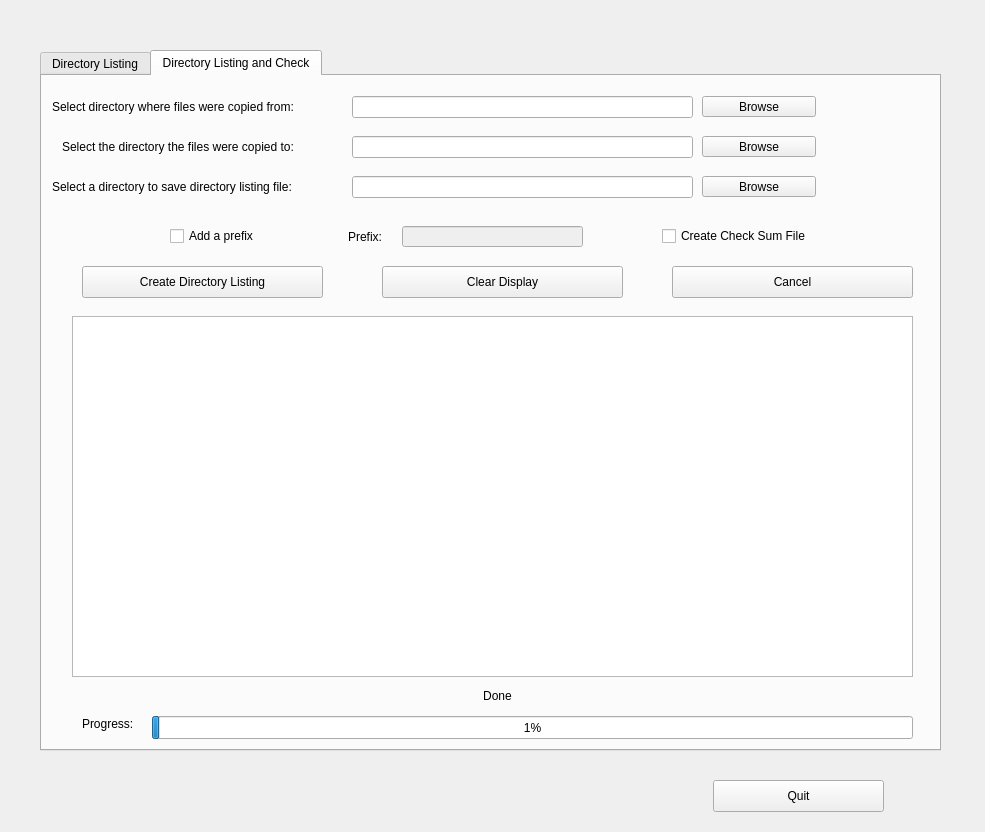
Qt form dir_listing_gui.ui (andrew-stevens28/directory_listing) before a commit.
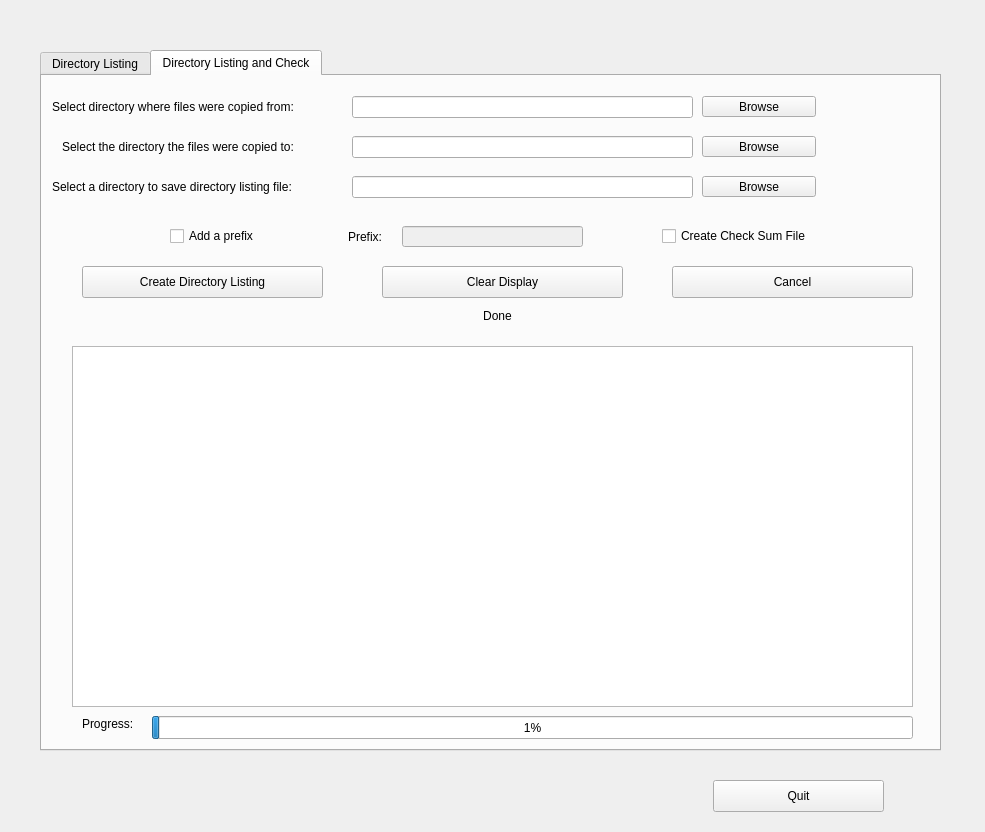
The same form after that commit. The open tabs and pages were chosen to show the change.

The edit to the form file:
```diff
--- a/dir_listing_gui.ui
+++ b/dir_listing_gui.ui
@@ -647,7 +647,7 @@
      <property name="geometry">
       <rect>
        <x>30</x>
-       <y>240</y>
+       <y>270</y>
        <width>841</width>
        <height>361</height>
       </rect>
@@ -721,7 +721,7 @@
      <property name="geometry">
       <rect>
        <x>340</x>
-       <y>610</y>
+       <y>230</y>
        <width>231</width>
        <height>20</height>
       </rect>
```
Left out of the diff: 6 changed lines with no effect on the pictures.
